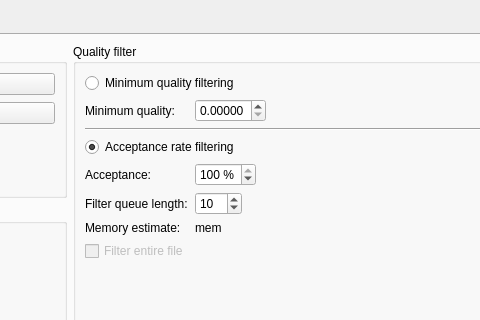
AD-Vega/arif, file src/arifmainwindow.ui: the form before one commit; both pictures show x 489 to 969 and y 0 to 320 of the 1179 by 748 pixel window.
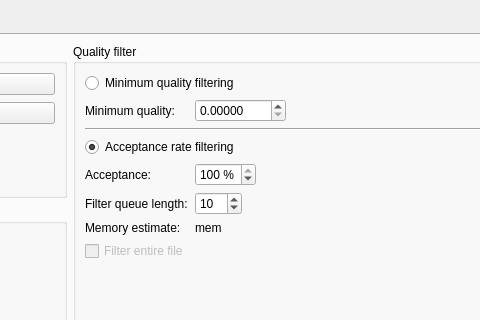
The form after the commit. Icons and pictures are not drawn. Custom widgets are drawn as their Qt base class.

Commit message: Increase quality limit max value.

The edit to the form file:
```diff
--- a/src/arifmainwindow.ui
+++ b/src/arifmainwindow.ui
@@ -225,7 +225,7 @@
                 <number>5</number>
                </property>
                <property name="maximum">
-                <double>1.000000000000000</double>
+                <double>1000.000000000000000</double>
                </property>
                <property name="singleStep">
                 <double>0.001000000000000</double>
```
